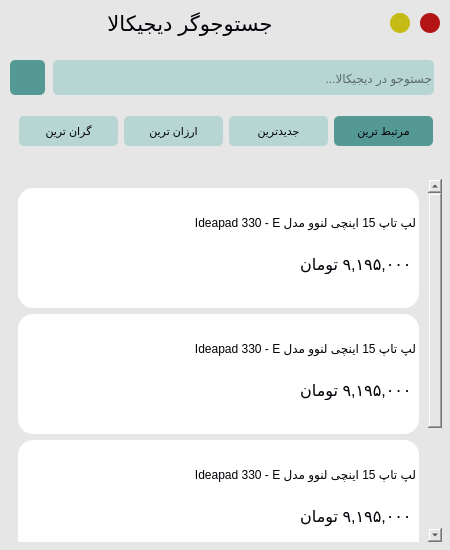
First picture: the form in src/UI (copy).ui, repository Matin-Ardestani/Digikala-Search, before the edit.
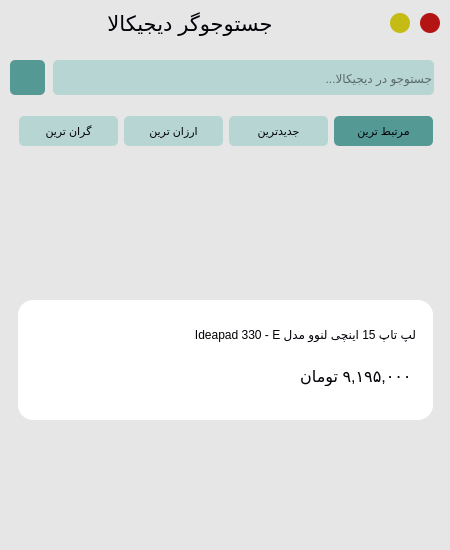
Second picture: the form after the edit. Icons and pictures are not drawn.

Commit message: add products to the show list

```diff
--- a/src/UI (copy).ui
+++ b/src/UI (copy).ui
@@ -320,8 +320,8 @@
          <rect>
           <x>0</x>
           <y>0</y>
-          <width>419</width>
-          <height>516</height>
+          <width>433</width>
+          <height>363</height>
          </rect>
         </property>
         <layout class="QVBoxLayout" name="verticalLayout_2">
@@ -391,289 +391,7 @@
              <bool>true</bool>
             </property>
            </widget>
-           <widget class="QLabel" name="label_4">
-            <property name="geometry">
-             <rect>
-              <x>257</x>
-              <y>66</y>
-              <width>141</width>
-              <height>20</height>
-             </rect>
-            </property>
-            <property name="font">
-             <font>
-              <pointsize>12</pointsize>
-              <weight>50</weight>
-              <bold>false</bold>
-             </font>
-            </property>
-            <property name="styleSheet">
-             <string notr="true">color: #010107;</string>
-            </property>
-            <property name="text">
-             <string> ۹,۱۹۵,۰۰۰ تومان</string>
-            </property>
-            <property name="wordWrap">
-             <bool>true</bool>
-            </property>
-           </widget>
-          </widget>
-         </item>
-         <item>
-          <widget class="QFrame" name="frame_7">
-           <property name="sizePolicy">
-            <sizepolicy hsizetype="Preferred" vsizetype="Fixed">
-             <horstretch>0</horstretch>
-             <verstretch>0</verstretch>
-            </sizepolicy>
-           </property>
-           <property name="minimumSize">
-            <size>
-             <width>0</width>
-             <height>120</height>
-            </size>
-           </property>
-           <property name="styleSheet">
-            <string notr="true">background-color: #fff;</string>
-           </property>
-           <property name="frameShape">
-            <enum>QFrame::StyledPanel</enum>
-           </property>
-           <property name="frameShadow">
-            <enum>QFrame::Raised</enum>
-           </property>
-           <widget class="QLabel" name="label_14">
-            <property name="geometry">
-             <rect>
-              <x>10</x>
-              <y>10</y>
-              <width>101</width>
-              <height>101</height>
-             </rect>
-            </property>
-            <property name="text">
-             <string/>
-            </property>
-            <property name="pixmap">
-             <pixmap>../img/test.jpg</pixmap>
-            </property>
-            <property name="scaledContents">
-             <bool>true</bool>
-            </property>
-           </widget>
-           <widget class="QLabel" name="label_15">
-            <property name="geometry">
-             <rect>
-              <x>137</x>
-              <y>19</y>
-              <width>261</width>
-              <height>31</height>
-             </rect>
-            </property>
-            <property name="font">
-             <font>
-              <pointsize>9</pointsize>
-             </font>
-            </property>
-            <property name="styleSheet">
-             <string notr="true">color: #010107;</string>
-            </property>
-            <property name="text">
-             <string>لپ تاپ 15 اینچی لنوو مدل Ideapad 330 - E</string>
-            </property>
-            <property name="wordWrap">
-             <bool>true</bool>
-            </property>
-           </widget>
-           <widget class="QLabel" name="label_16">
-            <property name="geometry">
-             <rect>
-              <x>257</x>
-              <y>66</y>
-              <width>141</width>
-              <height>20</height>
-             </rect>
-            </property>
-            <property name="font">
-             <font>
-              <pointsize>12</pointsize>
-              <weight>50</weight>
-              <bold>false</bold>
-             </font>
-            </property>
-            <property name="styleSheet">
-             <string notr="true">color: #010107;</string>
-            </property>
-            <property name="text">
-             <string> ۹,۱۹۵,۰۰۰ تومان</string>
-            </property>
-            <property name="wordWrap">
-             <bool>true</bool>
-            </property>
-           </widget>
-          </widget>
-         </item>
-         <item>
-          <widget class="QFrame" name="frame_6">
-           <property name="sizePolicy">
-            <sizepolicy hsizetype="Preferred" vsizetype="Fixed">
-             <horstretch>0</horstretch>
-             <verstretch>0</verstretch>
-            </sizepolicy>
-           </property>
-           <property name="minimumSize">
-            <size>
-             <width>0</width>
-             <height>120</height>
-            </size>
-           </property>
-           <property name="styleSheet">
-            <string notr="true">background-color: #fff;</string>
-           </property>
-           <property name="frameShape">
-            <enum>QFrame::StyledPanel</enum>
-           </property>
-           <property name="frameShadow">
-            <enum>QFrame::Raised</enum>
-           </property>
-           <widget class="QLabel" name="label_11">
-            <property name="geometry">
-             <rect>
-              <x>10</x>
-              <y>10</y>
-              <width>101</width>
-              <height>101</height>
-             </rect>
-            </property>
-            <property name="text">
-             <string/>
-            </property>
-            <property name="pixmap">
-             <pixmap>../img/test.jpg</pixmap>
-            </property>
-            <property name="scaledContents">
-             <bool>true</bool>
-            </property>
-           </widget>
-           <widget class="QLabel" name="label_12">
-            <property name="geometry">
-             <rect>
-              <x>137</x>
-              <y>19</y>
-              <width>261</width>
-              <height>31</height>
-             </rect>
-            </property>
-            <property name="font">
-             <font>
-              <pointsize>9</pointsize>
-             </font>
-            </property>
-            <property name="styleSheet">
-             <string notr="true">color: #010107;</string>
-            </property>
-            <property name="text">
-             <string>لپ تاپ 15 اینچی لنوو مدل Ideapad 330 - E</string>
-            </property>
-            <property name="wordWrap">
-             <bool>true</bool>
-            </property>
-           </widget>
-           <widget class="QLabel" name="label_13">
-            <property name="geometry">
-             <rect>
-              <x>257</x>
-              <y>66</y>
-              <width>141</width>
-              <height>20</height>
-             </rect>
-            </property>
-            <property name="font">
-             <font>
-              <pointsize>12</pointsize>
-              <weight>50</weight>
-              <bold>false</bold>
-             </font>
-            </property>
-            <property name="styleSheet">
-             <string notr="true">color: #010107;</string>
-            </property>
-            <property name="text">
-             <string> ۹,۱۹۵,۰۰۰ تومان</string>
-            </property>
-            <property name="wordWrap">
-             <bool>true</bool>
-            </property>
-           </widget>
-          </widget>
-         </item>
-         <item>
-          <widget class="QFrame" name="frame_5">
-           <property name="sizePolicy">
-            <sizepolicy hsizetype="Preferred" vsizetype="Fixed">
-             <horstretch>0</horstretch>
-             <verstretch>0</verstretch>
-            </sizepolicy>
-           </property>
-           <property name="minimumSize">
-            <size>
-             <width>0</width>
-             <height>120</height>
-            </size>
-           </property>
-           <property name="styleSheet">
-            <string notr="true">background-color: #fff;</string>
-           </property>
-           <property name="frameShape">
-            <enum>QFrame::StyledPanel</enum>
-           </property>
-           <property name="frameShadow">
-            <enum>QFrame::Raised</enum>
-           </property>
-           <widget class="QLabel" name="label_8">
-            <property name="geometry">
-             <rect>
-              <x>10</x>
-              <y>10</y>
-              <width>101</width>
-              <height>101</height>
-             </rect>
-            </property>
-            <property name="text">
-             <string/>
-            </property>
-            <property name="pixmap">
-             <pixmap>../img/test.jpg</pixmap>
-            </property>
-            <property name="scaledContents">
-             <bool>true</bool>
-            </property>
-           </widget>
-           <widget class="QLabel" name="label_9">
-            <property name="geometry">
-             <rect>
-              <x>137</x>
-              <y>19</y>
-              <width>261</width>
-              <height>31</height>
-             </rect>
-            </property>
-            <property name="font">
-             <font>
-              <pointsize>9</pointsize>
-             </font>
-            </property>
-            <property name="styleSheet">
-             <string notr="true">color: #010107;</string>
-            </property>
-            <property name="text">
-             <string>لپ تاپ 15 اینچی لنوو مدل Ideapad 330 - E</string>
-            </property>
-            <property name="wordWrap">
-             <bool>true</bool>
-            </property>
-           </widget>
-           <widget class="QLabel" name="label_10">
+           <widget class="QLabel" name="product_price">
             <property name="geometry">
              <rect>
               <x>257</x>
```
Left out of the diff: 6 changed lines with no effect on the pictures. The commit also changes 2 other files.
